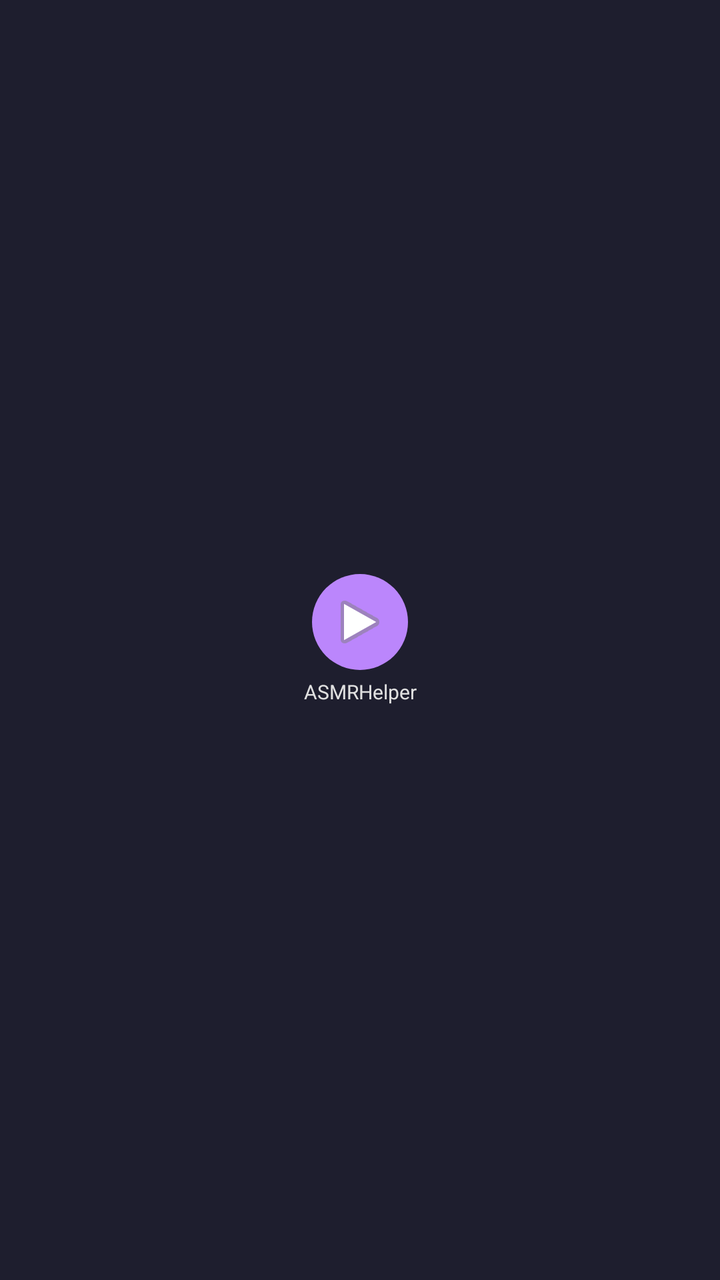
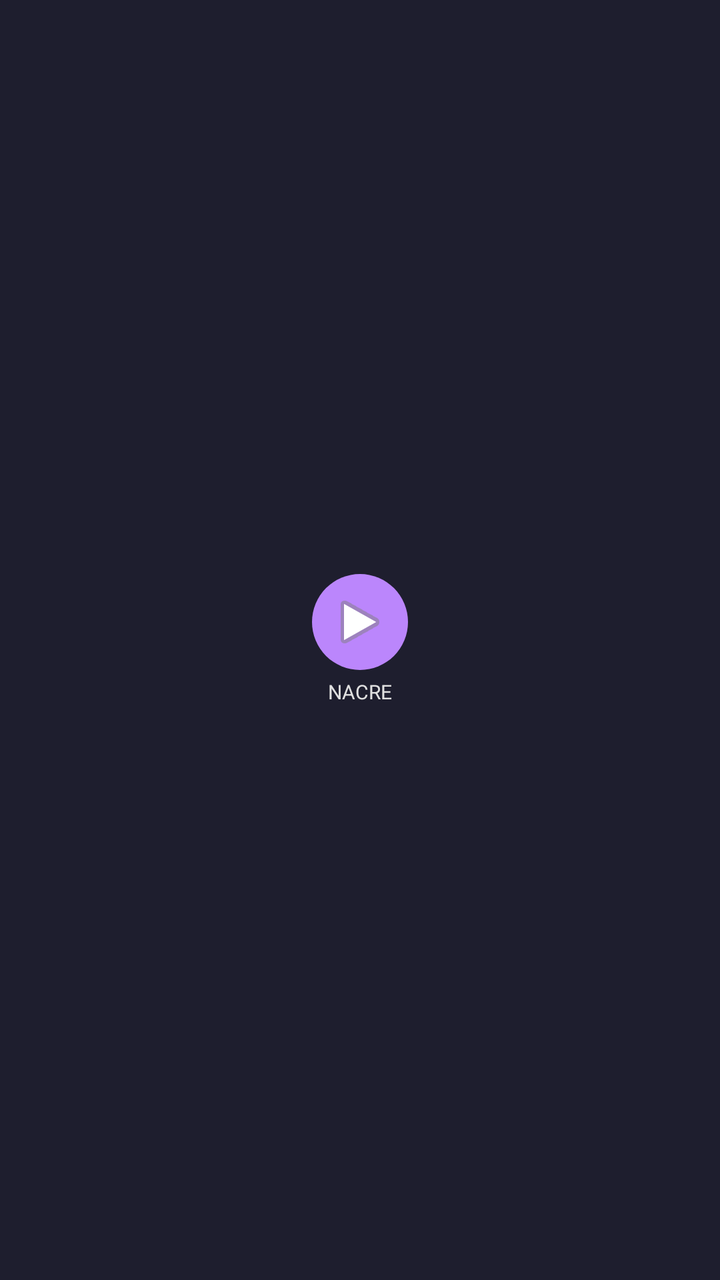

Before-and-after screenshots of an Android layout around one commit, followed by the original layout XML and the change that was made.
<!-- AndroidManifest.xml: application theme Theme.ASMRHelper -->
<!-- res/layout/widget_asmr.xml -->
<?xml version="1.0" encoding="utf-8"?>
<LinearLayout xmlns:android="http://schemas.android.com/apk/res/android"
    android:id="@+id/widget_root"
    android:layout_width="match_parent"
    android:layout_height="match_parent"
    android:orientation="vertical"
    android:gravity="center"
    android:background="#CC1A1A2E"
    android:padding="8dp">

    <ImageButton
        android:id="@+id/widget_play_pause"
        android:layout_width="48dp"
        android:layout_height="48dp"
        android:src="@android:drawable/ic_media_play"
        android:background="@drawable/widget_button_bg"
        android:scaleType="centerInside"
        android:contentDescription="播放/暂停" />

    <TextView
        android:id="@+id/widget_title"
        android:layout_width="match_parent"
        android:layout_height="wrap_content"
        android:layout_marginTop="4dp"
        android:text="ASMRHelper"
        android:textColor="#E0E0E0"
        android:textSize="10sp"
        android:maxLines="1"
        android:ellipsize="end"
        android:gravity="center" />

</LinearLayout>
<!-- resources referenced by this layout -->
<resources>
  <!-- drawable widget_button_bg (drawable) -->
  <?xml version="1.0" encoding="utf-8"?>
  <shape xmlns:android="http://schemas.android.com/apk/res/android"
      android:shape="oval">
      <solid android:color="#BB86FC" />
  </shape>
  <style name="Theme.ASMRHelper" parent="android:Theme.Material.NoActionBar" />
</resources>

<!-- the commit's change to res/layout/widget_asmr.xml (unified diff, before → after) -->
@@ -22,7 +22,7 @@
         android:layout_width="match_parent"
         android:layout_height="wrap_content"
         android:layout_marginTop="4dp"
-        android:text="ASMRHelper"
+        android:text="@string/app_name"
         android:textColor="#E0E0E0"
         android:textSize="10sp"
         android:maxLines="1"
<!-- resource entries referenced after the edit -->
@@ -6,6 +6,7 @@
       android:shape="oval">
       <solid android:color="#BB86FC" />
   </shape>
+  <string name="app_name">NACRE</string>
   <style name="Theme.ASMRHelper" parent="android:Theme.Material.NoActionBar" />
 </resources>
 
